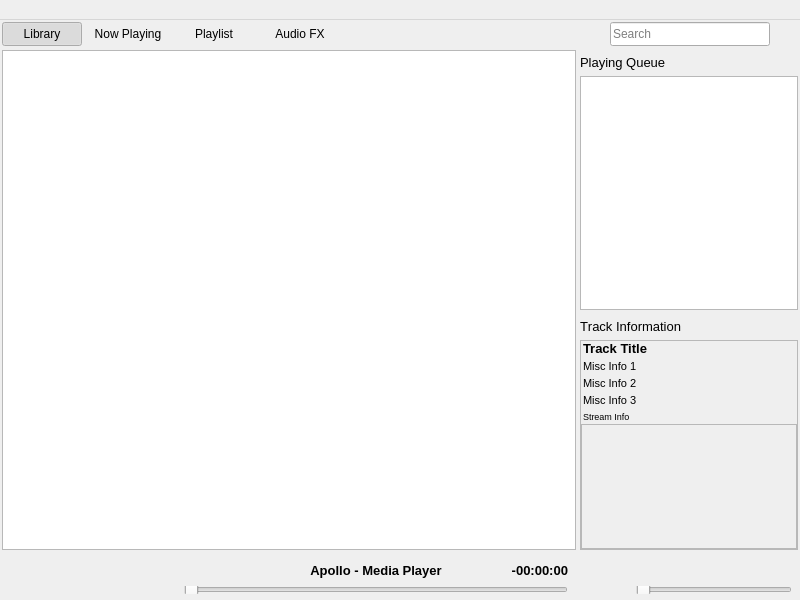
Old version of the form apollo/layout/mainwindow.ui in the repository OmmarShaikh01/Apollo.
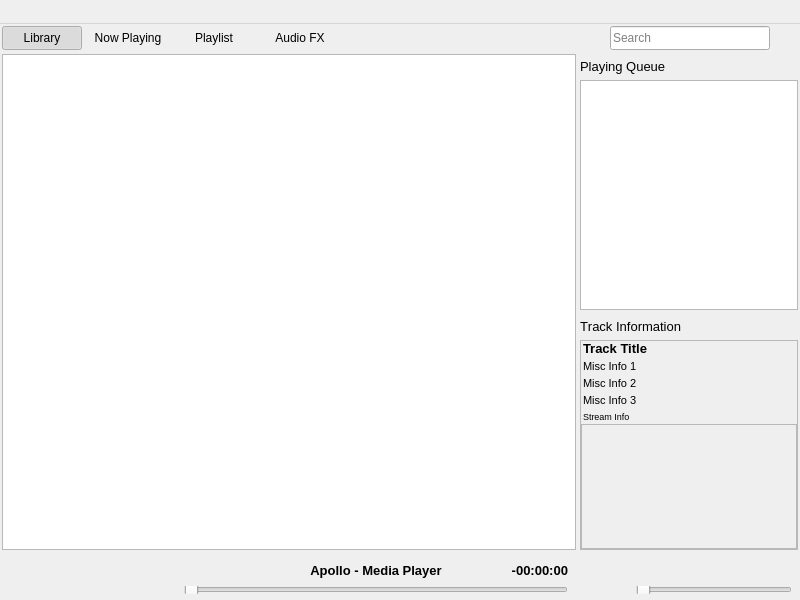
New version of the form.

Diff of the .ui file:
```diff
--- a/apollo/layout/mainwindow.ui
+++ b/apollo/layout/mainwindow.ui
@@ -1396,19 +1396,19 @@
      <x>0</x>
      <y>0</y>
      <width>800</width>
-     <height>20</height>
+     <height>24</height>
     </rect>
    </property>
    <property name="minimumSize">
     <size>
      <width>0</width>
-     <height>20</height>
+     <height>24</height>
     </size>
    </property>
    <property name="maximumSize">
     <size>
      <width>16777215</width>
-     <height>20</height>
+     <height>24</height>
     </size>
    </property>
    <property name="defaultUp">
```
